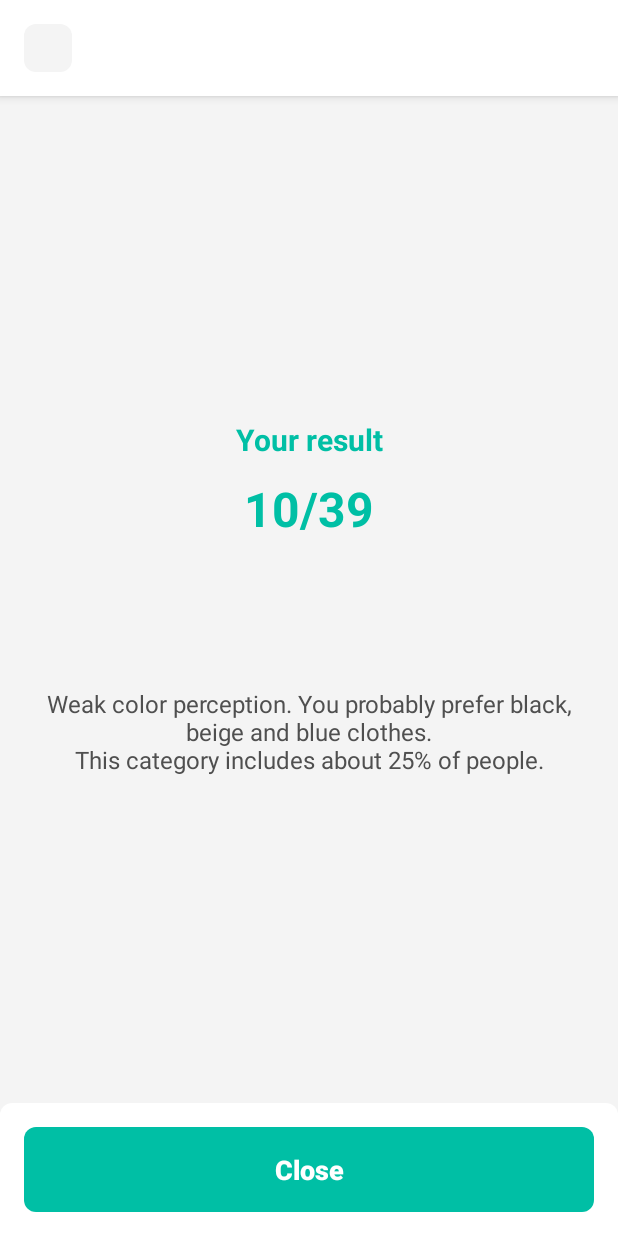
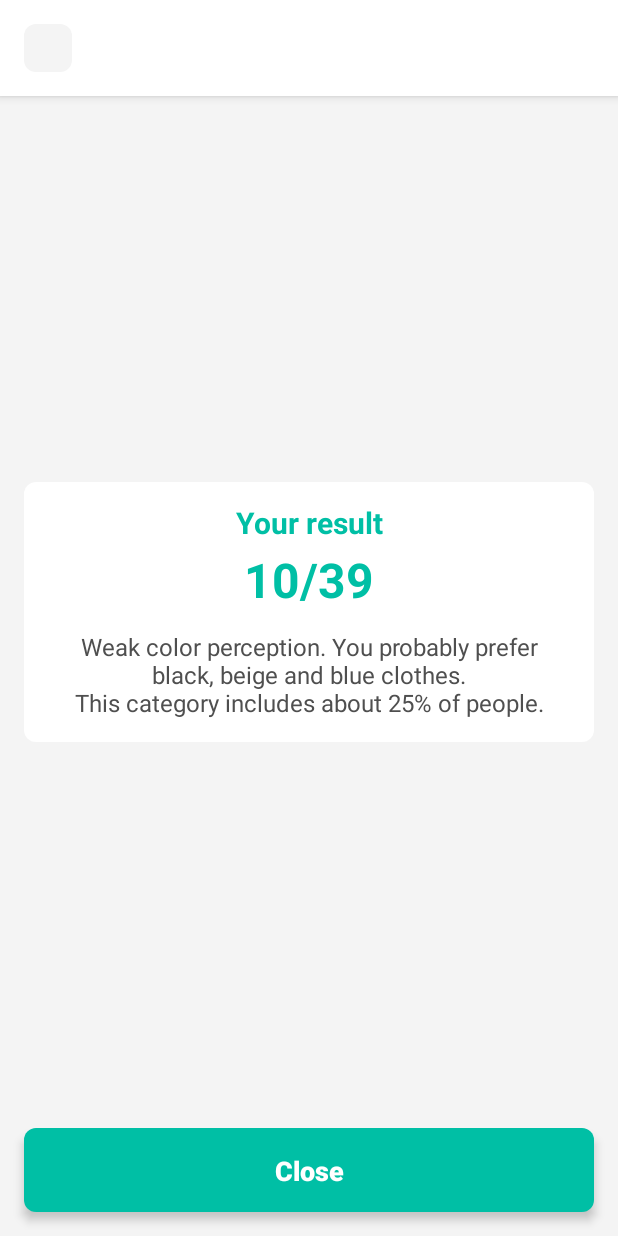
Before and after one commit to RznNike/EyeHealthManager, an Android app: the layout fragment_color_perception_result.xml on its own in the app's theme, with its tools: preview values and no code run, on a phone screen of 412 x 824 dp. Run offline under Robolectric (Android 15) with nearby library versions, the light colour scheme and no system bars.

Commit message:
Color perception result screen redesigned

```diff
--- a/app/src/main/java/ru/rznnike/eyehealthmanager/app/ui/fragment/colorperception/result/ColorPerceptionResultFragment.kt
+++ b/app/src/main/java/ru/rznnike/eyehealthmanager/app/ui/fragment/colorperception/result/ColorPerceptionResultFragment.kt
@@ -10,6 +10,7 @@ import ru.rznnike.eyehealthmanager.R
 import ru.rznnike.eyehealthmanager.app.global.ui.fragment.BaseFragment
 import ru.rznnike.eyehealthmanager.app.presentation.colorperception.result.ColorPerceptionResultPresenter
 import ru.rznnike.eyehealthmanager.app.presentation.colorperception.result.ColorPerceptionResultView
+import ru.rznnike.eyehealthmanager.app.utils.extensions.addSystemWindowInsetToMargin
 import ru.rznnike.eyehealthmanager.app.utils.extensions.addSystemWindowInsetToPadding
 import ru.rznnike.eyehealthmanager.app.utils.extensions.getIntArg
 import ru.rznnike.eyehealthmanager.databinding.FragmentColorPerceptionResultBinding
@@ -31,7 +32,8 @@ class ColorPerceptionResultFragment : BaseFragment(R.layout.fragment_color_perce
         super.onViewCreated(view, savedInstanceState)
         binding.apply {
             layoutToolbarContainer.addSystemWindowInsetToPadding(top = true)
-            layoutControls.addSystemWindowInsetToPadding(bottom = true)
+            layoutScrollableContent.addSystemWindowInsetToPadding(bottom = true)
+            buttonClose.addSystemWindowInsetToMargin(bottom = true)
         }
         initToolbar()
         initOnClickListeners()
--- a/app/src/main/res/layout/fragment_color_perception_result.xml
+++ b/app/src/main/res/layout/fragment_color_perception_result.xml
@@ -1,15 +1,15 @@
 <?xml version="1.0" encoding="utf-8"?>
 <FrameLayout xmlns:android="http://schemas.android.com/apk/res/android"
     xmlns:tools="http://schemas.android.com/tools"
+    xmlns:app="http://schemas.android.com/apk/res-auto"
     android:layout_width="match_parent"
     android:layout_height="match_parent"
     android:background="@color/colorBackground">
 
-    <LinearLayout
+    <androidx.constraintlayout.widget.ConstraintLayout
         android:id="@+id/content"
         android:layout_width="match_parent"
         android:layout_height="match_parent"
-        android:orientation="vertical"
         tools:ignore="UselessParent">
 
         <FrameLayout
@@ -17,7 +17,9 @@
             android:layout_width="match_parent"
             android:layout_height="wrap_content"
             android:background="@color/colorBackgroundLight"
-            android:elevation="4dp">
+            android:elevation="4dp"
+            app:layout_constraintTop_toTopOf="parent"
+            app:layout_constraintStart_toStartOf="parent">
 
             <include
                 android:id="@+id/toolbar"
@@ -28,10 +30,13 @@
         <ScrollView
             android:layout_width="match_parent"
             android:layout_height="0dp"
-            android:layout_weight="1"
-            android:fillViewport="true">
+            android:fillViewport="true"
+            app:layout_constraintTop_toBottomOf="@id/layoutToolbarContainer"
+            app:layout_constraintBottom_toBottomOf="parent"
+            app:layout_constraintStart_toStartOf="parent">
 
             <LinearLayout
+                android:id="@+id/layoutScrollableContent"
                 android:layout_width="match_parent"
                 android:layout_height="wrap_content"
                 android:orientation="vertical"
@@ -40,8 +45,15 @@
                 <Space
                     android:layout_width="match_parent"
                     android:layout_height="0dp"
-                    android:layout_weight="2"
-                    android:minHeight="16dp"/>
+                    android:layout_weight="1"/>
+
+                <LinearLayout
+                    android:layout_width="match_parent"
+                    android:layout_height="wrap_content"
+                    android:padding="16dp"
+                    android:background="@drawable/bg_rounded_8"
+                    android:backgroundTint="@color/colorBackgroundLight"
+                    android:orientation="vertical">
 
                     <androidx.appcompat.widget.AppCompatTextView
                         style="@style/AppTheme.TextView.Bold"
@@ -54,7 +66,7 @@
 
                     <Space
                         android:layout_width="match_parent"
-                    android:layout_height="16dp"/>
+                        android:layout_height="8dp"/>
 
                     <androidx.appcompat.widget.AppCompatTextView
                         android:id="@+id/textViewResult"
@@ -68,9 +80,7 @@
 
                     <Space
                         android:layout_width="match_parent"
-                    android:layout_height="0dp"
-                    android:layout_weight="1"
-                    android:minHeight="16dp"/>
+                        android:layout_height="16dp"/>
 
                     <androidx.appcompat.widget.AppCompatTextView
                         android:id="@+id/textViewMessage"
@@ -79,32 +89,31 @@
                         android:gravity="center"
                         tools:text="@string/dichromat_message"/>
 
+                </LinearLayout>
+
                 <Space
                     android:layout_width="match_parent"
                     android:layout_height="0dp"
-                    android:layout_weight="2"
-                    android:minHeight="16dp"/>
+                    android:layout_weight="1"/>
+
+                <Space
+                    android:layout_width="match_parent"
+                    android:layout_height="72dp"/>
 
             </LinearLayout>
 
         </ScrollView>
 
-        <FrameLayout
-            android:id="@+id/layoutControls"
-            android:layout_width="match_parent"
-            android:layout_height="wrap_content"
-            android:padding="16dp"
-            android:background="@drawable/bg_rounded_8_top"
-            android:backgroundTint="@color/colorBackgroundLight">
-
         <androidx.appcompat.widget.AppCompatButton
             android:id="@+id/buttonClose"
             android:layout_width="match_parent"
-                android:layout_height="wrap_content"
-                android:text="@string/close"/>
+            android:layout_height="56dp"
+            android:layout_margin="16dp"
+            android:text="@string/close"
+            android:elevation="4dp"
+            app:layout_constraintBottom_toBottomOf="parent"
+            app:layout_constraintStart_toStartOf="parent"/>
+
+    </androidx.constraintlayout.widget.ConstraintLayout>
 
 </FrameLayout>
-
-    </LinearLayout>
-
-</FrameLayout>
--- a/app/src/main/res/layout/fragment_contrast_result.xml
+++ b/app/src/main/res/layout/fragment_contrast_result.xml
@@ -1,9 +1,9 @@
 <?xml version="1.0" encoding="utf-8"?>
 <FrameLayout xmlns:android="http://schemas.android.com/apk/res/android"
     xmlns:tools="http://schemas.android.com/tools"
+    xmlns:app="http://schemas.android.com/apk/res-auto"
     android:layout_width="match_parent"
     android:layout_height="match_parent"
-    xmlns:app="http://schemas.android.com/apk/res-auto"
     android:background="@color/colorBackground">
 
     <androidx.constraintlayout.widget.ConstraintLayout
```
Lines whose indentation alone changed are shown as unchanged.
